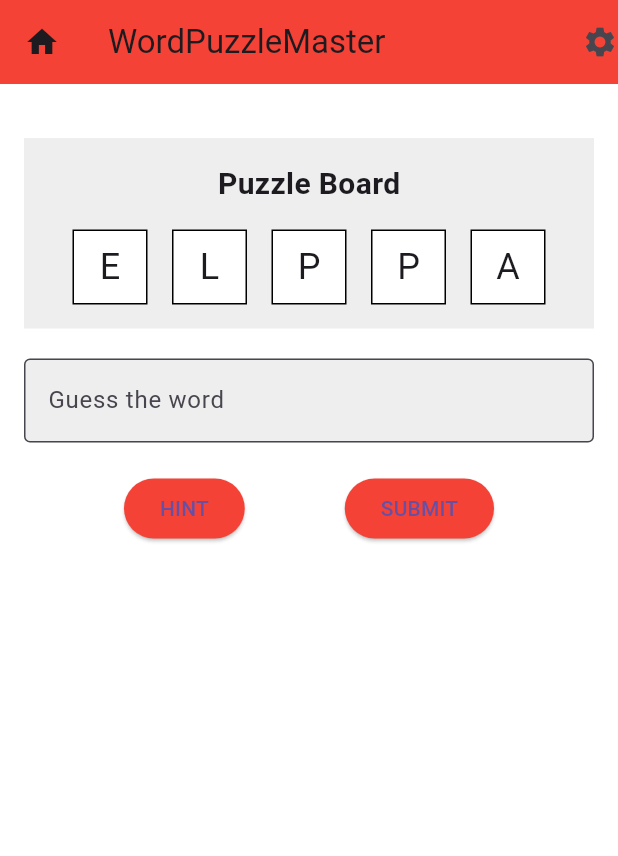
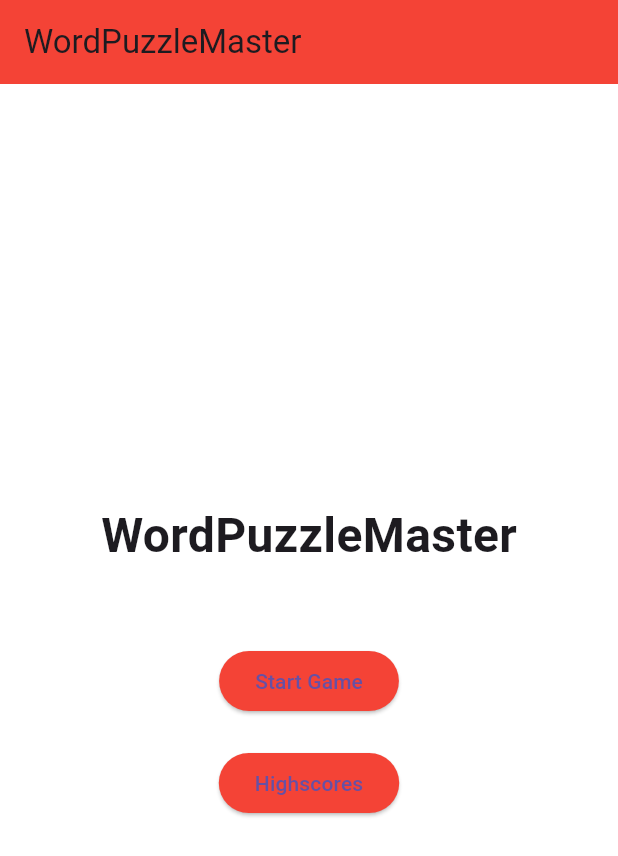
Before and after one commit to kfahmi77/my-flutter-project, a Flutter app: the screen it shows after launch, on a phone screen of 412 x 824 dp. Shown: the top 856 px of the screen. Run offline on Flutter 3.47's test engine with Material 3 defaults, Android fonts, the phone set to English and light mode, and no system bars; our stand-ins replace shared_preferences, sqflite; accounts and stored records are empty.

```diff
--- a/assets/jsons/word_data.json
+++ b/assets/jsons/word_data.json
@@ -3,5 +3,6 @@
     {"word": "BEACH", "hint": "A sandy shore by the ocean"},
     {"word": "CHAIR", "hint": "A piece of furniture for sitting"},
     {"word": "DANCE", "hint": "Moving rhythmically to music"},
-    {"word": "EAGLE", "hint": "A large bird of prey with a hooked beak"}
-  ]
+    {"word": "EAGLE", "hint": "A large bird of prey with a hooked beak"},
+    {"word" : "ABCDEFGHIJ","hint" :"lorem ipsum dol amet"}
+  ]da
--- a/lib/main.dart
+++ b/lib/main.dart
@@ -1,8 +1,8 @@
-import 'dart:convert';
-import 'dart:math';
-
 import 'package:flutter/material.dart';
 import 'package:flutter/services.dart';
+
+import 'play_menu_view.dart';
+import 'score_view.dart';
 
 void main() {
   WidgetsFlutterBinding.ensureInitialized();
@@ -19,134 +19,56 @@ class MyApp extends StatelessWidget {
   @override
   Widget build(BuildContext context) {
     return MaterialApp(
+      debugShowCheckedModeBanner: false,
       title: 'WordPuzzleMaster',
       theme: ThemeData(
         primaryColor: Colors.red,
         scaffoldBackgroundColor: Colors.white,
       ),
-      home: const WordPuzzlePage(),
+      home: const MainMenuPage(),
     );
   }
 }
 
-class WordPuzzlePage extends StatefulWidget {
-  const WordPuzzlePage({super.key});
-
-  @override
-   createState() => _WordPuzzlePageState();
-}
-
-class _WordPuzzlePageState extends State<WordPuzzlePage> {
-  List<Map<String, dynamic>> puzzleWords = [];
-  Map<String, dynamic> currentWordData = {};
-  List<String> shuffledLetters = [];
-  final TextEditingController _guessController = TextEditingController();
-
-  @override
-  void initState() {
-    super.initState();
-    loadJsonData();
-  }
-
-  Future<void> loadJsonData() async {
-    String jsonString = await rootBundle.loadString('assets/jsons/word_data.json');
-    List<dynamic> jsonData = json.decode(jsonString);
-    setState(() {
-      puzzleWords = List<Map<String, dynamic>>.from(jsonData);
-      selectNewWord();
-    });
-  }
-
-  void selectNewWord() {
-    if (puzzleWords.isNotEmpty) {
-      currentWordData = puzzleWords[Random().nextInt(puzzleWords.length)];
-      shuffledLetters = currentWordData['word'].toString().split('')..shuffle();
-      _guessController.clear();
-    }
-  }
+class MainMenuPage extends StatelessWidget {
+  const MainMenuPage({super.key});
 
   @override
   Widget build(BuildContext context) {
     return Scaffold(
       appBar: AppBar(
-        title: const Text('WordPuzzleMaster'),
+        title: Text('WordPuzzleMaster'),
         backgroundColor: Colors.red,
-        leading: const Icon(Icons.home),
-        actions: const [
-          Icon(Icons.settings),
-        ],
       ),
-      body: puzzleWords.isEmpty
-          ? const Center(child: CircularProgressIndicator())
-          : Padding(
-              padding: const EdgeInsets.all(16.0),
+      body: Center(
         child: Column(
-                children: [
-                  const SizedBox(height: 20),
-                  Container(
-                    padding: const EdgeInsets.all(16),
-                    color: Colors.grey[200],
-                    child: Column(
-                      children: [
-                        const Text('Puzzle Board', style: TextStyle(fontSize: 20, fontWeight: FontWeight.bold)),
-                        const SizedBox(height: 16),
-                        Row(
-                          mainAxisAlignment: MainAxisAlignment.spaceEvenly,
-                          children: shuffledLetters.map((letter) => Container(
-                            width: 50,
-                            height: 50,
-                            decoration: BoxDecoration(
-                              border: Border.all(),
-                              color: Colors.white,
+          mainAxisAlignment: MainAxisAlignment.center,
+          children: <Widget>[
+            Text(
+              'WordPuzzleMaster',
+              style: TextStyle(fontSize: 32, fontWeight: FontWeight.bold),
             ),
-                            child: Center(child: Text(letter, style: const TextStyle(fontSize: 24))),
-                          )).toList(),
-                        ),
-                      ],
-                    ),
-                  ),
-                  const SizedBox(height: 20),
-                  TextField(
-                    controller: _guessController,
-                    decoration: InputDecoration(
-                      hintText: 'Guess the word',
-                      border: const OutlineInputBorder(),
-                      fillColor: Colors.grey[200],
-                      filled: true,
-                    ),
-                  ),
-                  const SizedBox(height: 20),
-                  Row(
-                    mainAxisAlignment: MainAxisAlignment.spaceEvenly,
-                    children: [
+            SizedBox(height: 50),
             ElevatedButton(
+              child: Text('Start Game'),
               style: ElevatedButton.styleFrom(backgroundColor: Colors.red),
               onPressed: () {
-                          ScaffoldMessenger.of(context).showSnackBar(
-                            SnackBar(content: Text(currentWordData['hint'].toString())),
+                Navigator.push(
+                  context,
+                  MaterialPageRoute(builder: (context) => WordPuzzlePage()),
                 );
               },
-                        child: const Text('HINT'),
             ),
+            SizedBox(height: 20),
             ElevatedButton(
+              child: Text('Highscores'),
               style: ElevatedButton.styleFrom(backgroundColor: Colors.red),
               onPressed: () {
-                          if (_guessController.text.toUpperCase() == currentWordData['word'].toString().toUpperCase()) {
-                            ScaffoldMessenger.of(context).showSnackBar(
-                              const SnackBar(content: Text('Correct! Well done!')),
+                Navigator.push(
+                  context,
+                  MaterialPageRoute(builder: (context) => HighscorePage()),
                 );
-                            setState(() {
-                              selectNewWord();
-                            });
-                          } else {
-                            ScaffoldMessenger.of(context).showSnackBar(
-                              const SnackBar(content: Text('Incorrect. Try again!')),
-                            );
-                          }
               },
-                        child: const Text('SUBMIT'),
-                      ),
-                    ],
             ),
           ],
         ),
```
Also changed, not shown: lib/play_menu_view.dart (+97 -56 lines). Lines whose indentation alone changed are shown as unchanged.
